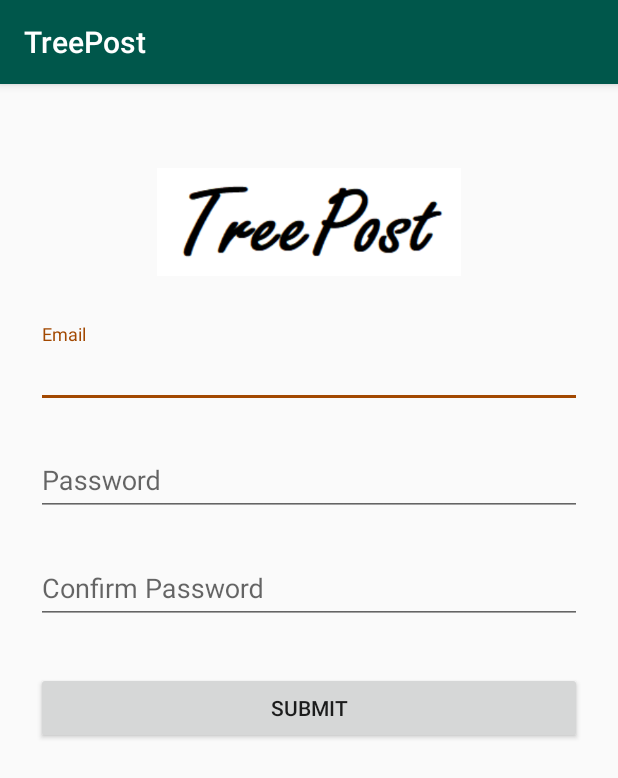
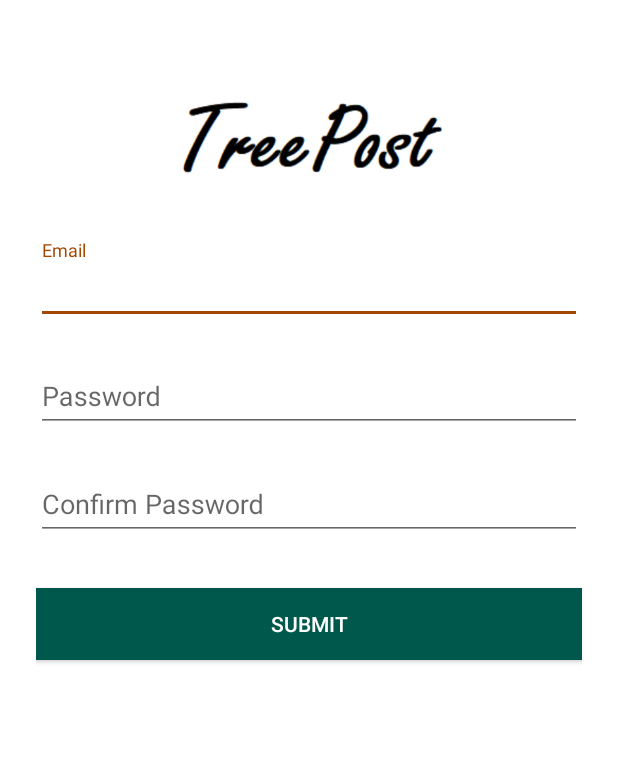
Before and after one commit to Sylvartore/TreePost, an Android app: the SignUpActivity screen opened directly, with no data from a screen before it, on a phone screen of 412 x 824 dp. Shown: the top 778 px of the screen. Run offline under Robolectric (Android 15) with nearby library versions, the phone set to English and light mode, and no system bars; our stand-ins replace Firebase (no records; nobody signed in at launch, a user with empty details on screens opened directly).

Commit message:
UI improvement

```diff
--- a/app/src/main/java/ca/bcit/planters/treepost/SignUpActivity.java
+++ b/app/src/main/java/ca/bcit/planters/treepost/SignUpActivity.java
@@ -27,6 +27,7 @@ public class SignUpActivity extends AppCompatActivity {
     protected void onCreate(Bundle savedInstanceState) {
         super.onCreate(savedInstanceState);
         setContentView(R.layout.activity_sign_up);
+        getSupportActionBar().hide();
         mAuth = FirebaseAuth.getInstance();
         mEmail = findViewById(R.id.input_email);
         mPassword = findViewById(R.id.input_password);
--- a/app/src/main/res/layout/activity_change_nickname.xml
+++ b/app/src/main/res/layout/activity_change_nickname.xml
@@ -43,7 +43,8 @@
             android:layout_width="match_parent"
             android:layout_height="match_parent"
             android:text="@string/save_btn"
-            android:background="@color/fui_transparent"
+            android:background="@color/colorPrimary"
+            android:textColor="#fff"
             android:textSize="20sp"
             app:layout_constraintStart_toStartOf="parent"
             app:layout_constraintTop_toTopOf="parent" />
--- a/app/src/main/res/layout/activity_edit_message.xml
+++ b/app/src/main/res/layout/activity_edit_message.xml
@@ -35,7 +35,8 @@
             android:layout_width="match_parent"
             android:layout_height="match_parent"
             android:text="@string/save_btn"
-            android:background="@color/fui_transparent"
+            android:background="@color/colorPrimary"
+            android:textColor="#fff"
             android:textSize="20sp"
             app:layout_constraintStart_toStartOf="parent"
             app:layout_constraintTop_toTopOf="parent" />
--- a/app/src/main/res/layout/activity_sign_up.xml
+++ b/app/src/main/res/layout/activity_sign_up.xml
@@ -2,7 +2,8 @@
 <ScrollView xmlns:android="http://schemas.android.com/apk/res/android"
     android:layout_width="fill_parent"
     android:layout_height="fill_parent"
-    android:fitsSystemWindows="true">
+    android:fitsSystemWindows="true"
+    android:background="#fff">
 
     <LinearLayout
         android:orientation="vertical"
@@ -63,6 +64,8 @@
             android:layout_marginTop="24dp"
             android:layout_marginBottom="24dp"
             android:padding="12dp"
+            android:background="@color/colorPrimary"
+            android:textColor="#fff"
             android:text="Submit"/>
 
 
--- a/app/src/main/res/layout/activity_tree.xml
+++ b/app/src/main/res/layout/activity_tree.xml
@@ -37,6 +37,10 @@
             android:layout_width="wrap_content"
             android:layout_height="match_parent"
             android:layout_alignParentEnd="true"
+            android:background="@color/colorAccent"
+            android:textColor="#fff"
+            android:textSize="20sp"
+            android:textStyle="bold"
             android:text="@string/btn_post" />
 
         <EditText
```
